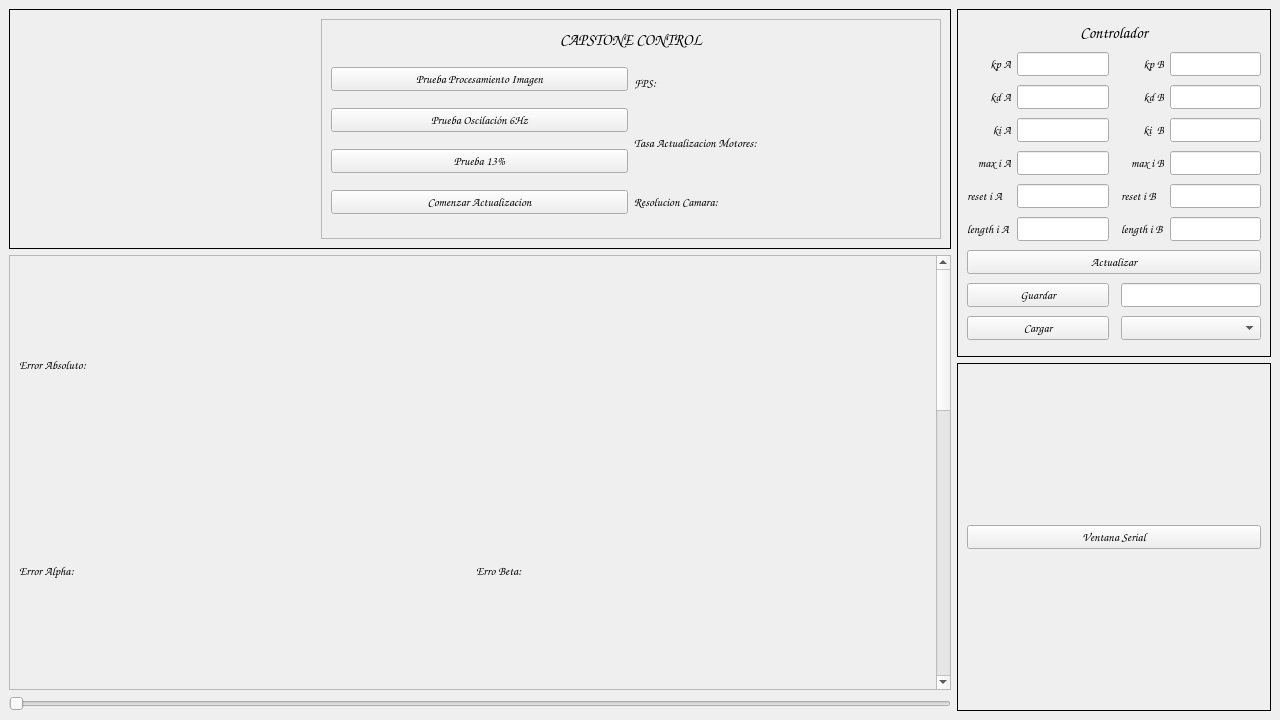
Before: the Qt Designer form PC/frontend/pyqtdesigner/interfaz.ui in afilsecker/Capstone-Control-Automatico, drawn with Qt 5.
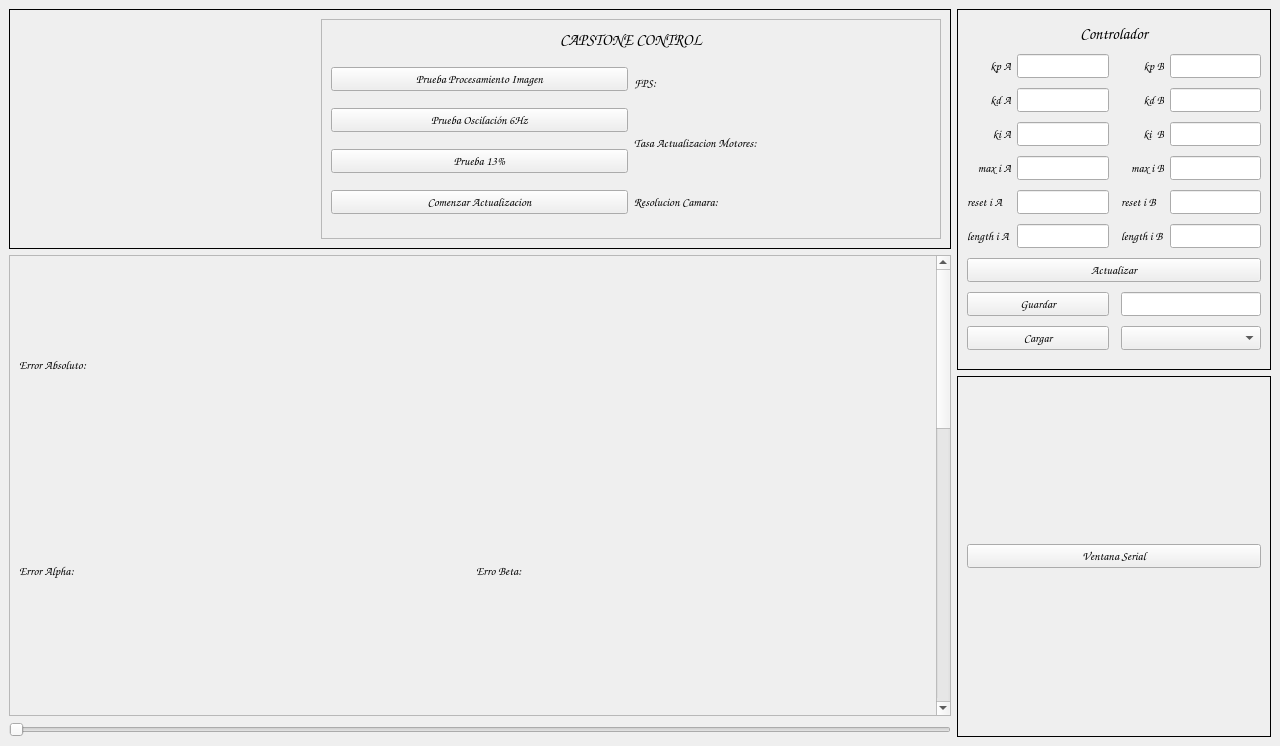
After: the same form once the commit is applied.

Diff of the .ui file:
```diff
--- a/PC/frontend/pyqtdesigner/interfaz.ui
+++ b/PC/frontend/pyqtdesigner/interfaz.ui
@@ -7,7 +7,7 @@
     <x>0</x>
     <y>0</y>
     <width>1280</width>
-    <height>720</height>
+    <height>746</height>
    </rect>
   </property>
   <property name="sizePolicy">
@@ -433,7 +433,7 @@
             <x>0</x>
             <y>0</y>
             <width>923</width>
-            <height>1248</height>
+            <height>1274</height>
            </rect>
           </property>
           <layout class="QGridLayout" name="gridLayout">
```
Left out of the diff: 14 changed lines with no effect on the pictures.
